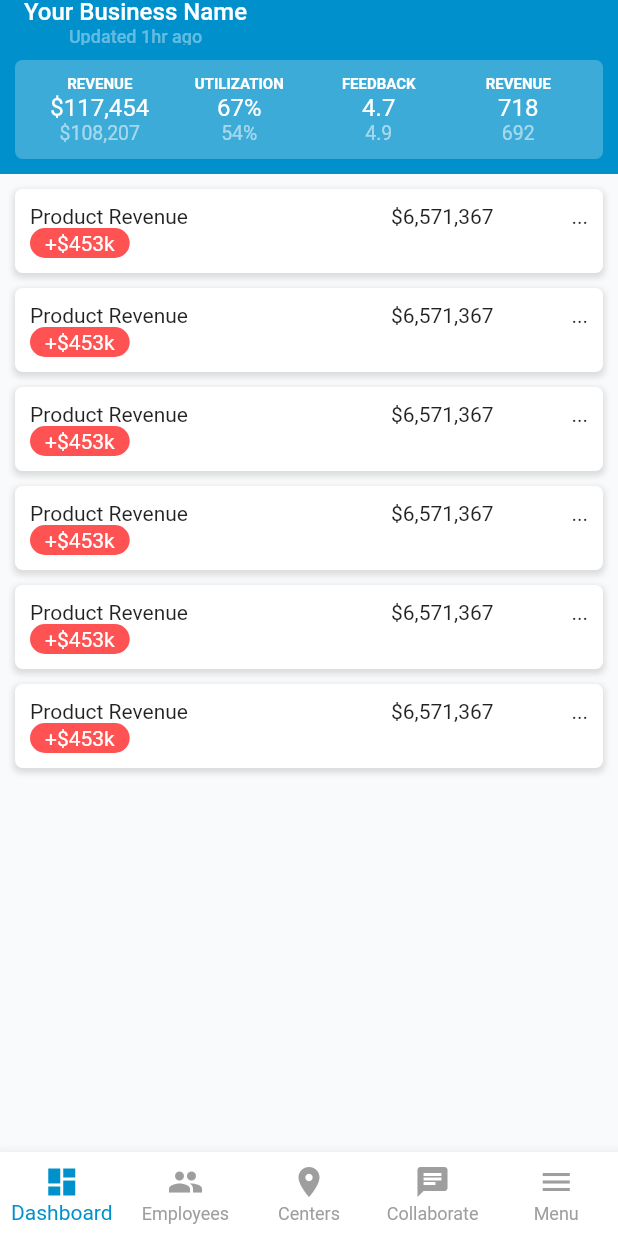
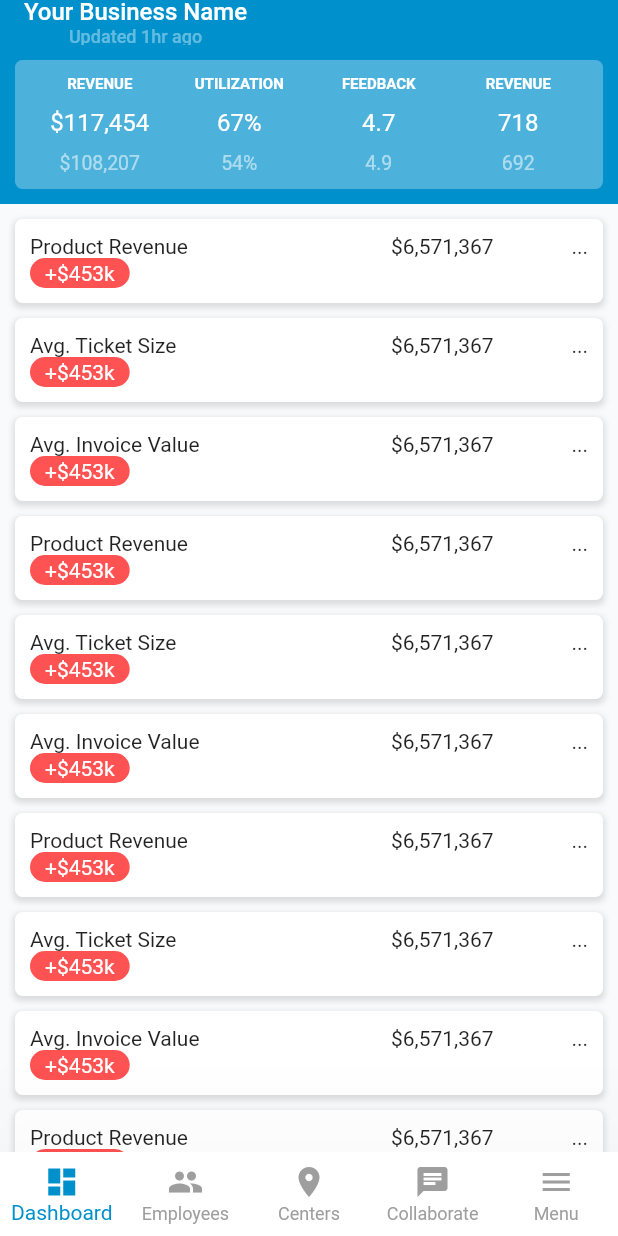
Before and after one commit to whilestevego/z_flutter_demo, a Flutter app: the screen it shows after launch, on a phone screen of 412 x 824 dp. Run offline on Flutter 3.47's test engine with Material 2 defaults, Android fonts, the phone set to English and light mode, and no system bars.

Commit message:
Split components into RevenueList component

```diff
--- /dev/null
+++ b/lib/components/revenue_list.dart
@@ -0,0 +1,31 @@
+import 'package:flutter/material.dart';
+import 'package:zenoti_assignment/components/revenue_item.dart';
+import '../constants.dart';
+
+class RevenueList extends StatelessWidget {
+  const RevenueList({
+    Key key,
+  }) : super(key: key);
+
+  @override
+  Widget build(BuildContext context) {
+    return Container(
+      color: themeGrey,
+      child: ListView.builder(
+        padding:
+            const EdgeInsets.only(left: spacer, right: spacer, top: spacer),
+        // Randomly generate up to 100 items
+        itemCount: 100,
+        itemBuilder: (ctx, i) => RevenueItem(
+          title: [
+            'Product Revenue',
+            'Avg. Ticket Size',
+            'Avg. Invoice Value'
+          ][i % 3],
+          amount: 6571367,
+          previousAmount: 6231367,
+        ),
+      ),
+    );
+  }
+}
--- a/lib/components/stat_list.dart
+++ b/lib/components/stat_list.dart
@@ -1,5 +1,4 @@
 import 'package:flutter/material.dart';
-
 import '../constants.dart';
 
 class StatItem {
@@ -23,7 +22,7 @@ class StatList extends StatelessWidget {
     return Container(
       padding: EdgeInsets.all(spacer),
       decoration: BoxDecoration(
-        color: Colors.white24,
+        color: Colors.white30,
         borderRadius: BorderRadius.all(Radius.circular(borderRadius)),
       ),
       child: Row(
@@ -61,10 +60,12 @@ class _Stat extends StatelessWidget {
             style: TextStyle(
                 color: Colors.white, fontSize: 10, fontWeight: FontWeight.bold),
           ),
+          Divider(height: spacer, color: Color.fromRGBO(255, 255, 255, 0)),
           Text(
             detail,
             style: TextStyle(color: Colors.white, fontSize: 16),
           ),
+          Divider(height: spacer, color: Color.fromRGBO(255, 255, 255, 0)),
           Text(
             subDetail,
             style: TextStyle(color: Colors.white54, fontSize: 13),
--- a/lib/constants.dart
+++ b/lib/constants.dart
@@ -1,2 +1,9 @@
+import 'package:flutter/material.dart';
+
 const double spacer = 10.0;
 const double borderRadius = 5.0;
+
+// Theming
+// TODO: Switch to theming features of Flutter
+const themeGrey = Color.fromRGBO(248, 250, 251, 1);
+const themeBlue = Color.fromRGBO(0, 145, 204, 1);
--- a/lib/main.dart
+++ b/lib/main.dart
@@ -1,12 +1,9 @@
 import 'package:flutter/material.dart';
-import 'components/revenue_item.dart';
-import 'components/stat_list.dart';
+import 'package:zenoti_assignment/components/revenue_list.dart';
+import 'package:zenoti_assignment/components/stat_list.dart';
 import 'constants.dart';
 
 void main() => runApp(MyApp());
-
-final themeGrey = Color.fromRGBO(248, 250, 251, 1);
-final themeBlue = Color.fromRGBO(0, 145, 204, 1);
 
 const menuItems = <Map<String, dynamic>>[
   {
@@ -62,7 +59,7 @@ class MyHomePage extends StatefulWidget {
 }
 
 class _MyHomePageState extends State<MyHomePage> {
-  int _counter = 0;
+  // int _counter = 0;
 
   // void _incrementCounter() {
   //   setState(() {
@@ -85,7 +82,7 @@ class _MyHomePageState extends State<MyHomePage> {
           ],
         ),
         bottom: PreferredSize(
-          preferredSize: Size(0.0, 60.0),
+          preferredSize: Size(0.0, 80.0),
           child: Padding(
             padding: EdgeInsets.all(spacer),
             child: StatList(
@@ -96,47 +93,10 @@ class _MyHomePageState extends State<MyHomePage> {
         backgroundColor: Color.fromRGBO(255, 255, 255, 0),
         elevation: 0,
       ),
-      body: Container(
-        color: themeGrey,
-        child: ListView(
-          padding:
-              const EdgeInsets.only(left: spacer, right: spacer, top: spacer),
-          children: <Widget>[
-            RevenueItem(
-              title: 'Product Revenue',
-              amount: 6571367,
-              previousAmount: 6231367,
-            ),
-            RevenueItem(
-              title: 'Product Revenue',
-              amount: 6571367,
-              previousAmount: 6231367,
-            ),
-            RevenueItem(
-              title: 'Product Revenue',
-              amount: 6571367,
-              previousAmount: 6231367,
-            ),
-            RevenueItem(
-              title: 'Product Revenue',
-              amount: 6571367,
-              previousAmount: 6231367,
-            ),
-            RevenueItem(
-              title: 'Product Revenue',
-              amount: 6571367,
-              previousAmount: 6231367,
-            ),
-            RevenueItem(
-              title: 'Product Revenue',
-              amount: 6571367,
-              previousAmount: 6231367,
-            ),
-          ],
-        ),
-      ),
+      body: RevenueList(),
       bottomNavigationBar: BottomNavigationBar(
         type: BottomNavigationBarType.fixed,
+        elevation: 100,
         showUnselectedLabels: true,
         backgroundColor: Colors.white,
         unselectedItemColor: Colors.grey,
@@ -144,12 +104,13 @@ class _MyHomePageState extends State<MyHomePage> {
         items: menuItems
             .map(
               (item) => BottomNavigationBarItem(
-                  icon: Icon(
-                    item['icon'],
-                  ),
-                  title: Text(
-                    item['title'],
-                  )),
+                icon: Icon(
+                  item['icon'],
+                ),
+                title: Text(
+                  item['title'],
+                ),
+              ),
             )
             .toList(),
       ),
```
